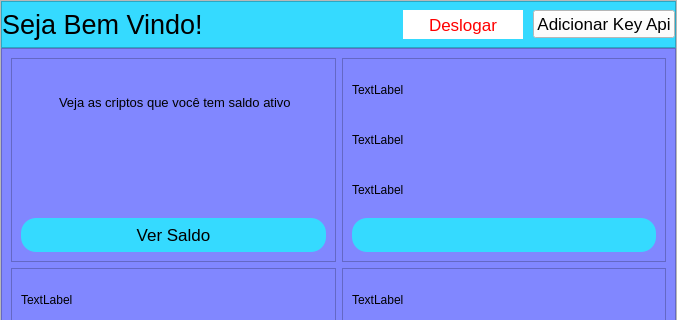
Old version of the form Interfaces/segunda_tela.ui in the repository VBSX/Groove-PyCryptoBot; both pictures show x 0 to 677 and y 0 to 320 of the 677 by 713 pixel window.
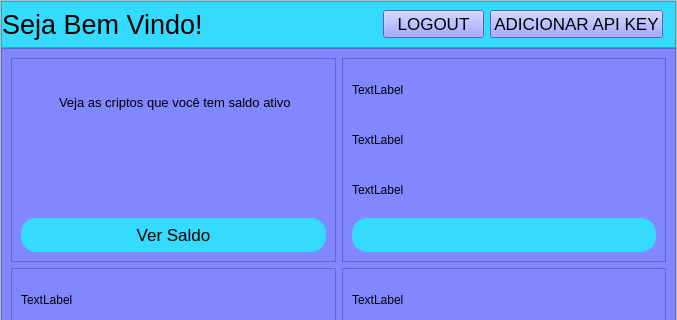
New version of the form. Icons and pictures are not drawn.

Patch:
```diff
--- a/Interfaces/segunda_tela.ui
+++ b/Interfaces/segunda_tela.ui
@@ -98,10 +98,7 @@
          <property name="frameShadow">
           <enum>QFrame::Raised</enum>
          </property>
-         <layout class="QHBoxLayout" name="horizontalLayout">
-          <property name="spacing">
-           <number>0</number>
-          </property>
+         <layout class="QGridLayout" name="gridLayout_3">
           <property name="leftMargin">
            <number>0</number>
           </property>
@@ -109,12 +106,12 @@
            <number>0</number>
           </property>
           <property name="rightMargin">
-           <number>0</number>
+           <number>12</number>
           </property>
           <property name="bottomMargin">
            <number>0</number>
           </property>
-          <item>
+          <item row="0" column="0">
            <widget class="QLabel" name="label">
             <property name="minimumSize">
              <size>
@@ -132,11 +129,11 @@
             </property>
            </widget>
           </item>
-          <item>
+          <item row="0" column="1" alignment="Qt::AlignHCenter">
            <widget class="QLabel" name="nome_user">
             <property name="minimumSize">
              <size>
-              <width>200</width>
+              <width>168</width>
               <height>23</height>
              </size>
             </property>
@@ -154,46 +151,15 @@
             <property name="text">
              <string/>
             </property>
+            <property name="alignment">
+             <set>Qt::AlignCenter</set>
+            </property>
            </widget>
           </item>
-          <item>
+          <item row="0" column="2">
            <widget class="QPushButton" name="pushButton">
             <property name="minimumSize">
              <size>
-              <width>0</width>
-              <height>29</height>
-             </size>
-            </property>
-            <property name="font">
-             <font>
-              <pointsize>13</pointsize>
-             </font>
-            </property>
-            <property name="styleSheet">
-             <string notr="true">background-color: rgb(255, 255, 255);
-border-radius: 15px;
-border-style: outset;
-color: rgb(255, 0, 0);
-margin-right: 10px;</string>
-            </property>
-            <property name="text">
-             <string>Deslogar</string>
-            </property>
-            <property name="autoDefault">
-             <bool>false</bool>
-            </property>
-            <property name="default">
-             <bool>false</bool>
-            </property>
-            <property name="flat">
-             <bool>false</bool>
-            </property>
-           </widget>
-          </item>
-          <item>
-           <widget class="QPushButton" name="botao_api">
-            <property name="minimumSize">
-             <size>
               <width>89</width>
               <height>0</height>
              </size>
@@ -204,10 +170,31 @@
              </font>
             </property>
             <property name="styleSheet">
-             <string notr="true">background-color: rgb(255, 255, 255);</string>
+             <string notr="true">background-color: rgb(129, 135, 255);</string>
             </property>
             <property name="text">
-             <string>Adicionar Key Api</string>
+             <string>LOGOUT</string>
+            </property>
+           </widget>
+          </item>
+          <item row="0" column="3">
+           <widget class="QPushButton" name="botao_api">
+            <property name="minimumSize">
+             <size>
+              <width>104</width>
+              <height>0</height>
+             </size>
+            </property>
+            <property name="font">
+             <font>
+              <pointsize>13</pointsize>
+             </font>
+            </property>
+            <property name="styleSheet">
+             <string notr="true">background-color: rgb(129, 135, 255);</string>
+            </property>
+            <property name="text">
+             <string>ADICIONAR API KEY</string>
             </property>
            </widget>
           </item>
```
